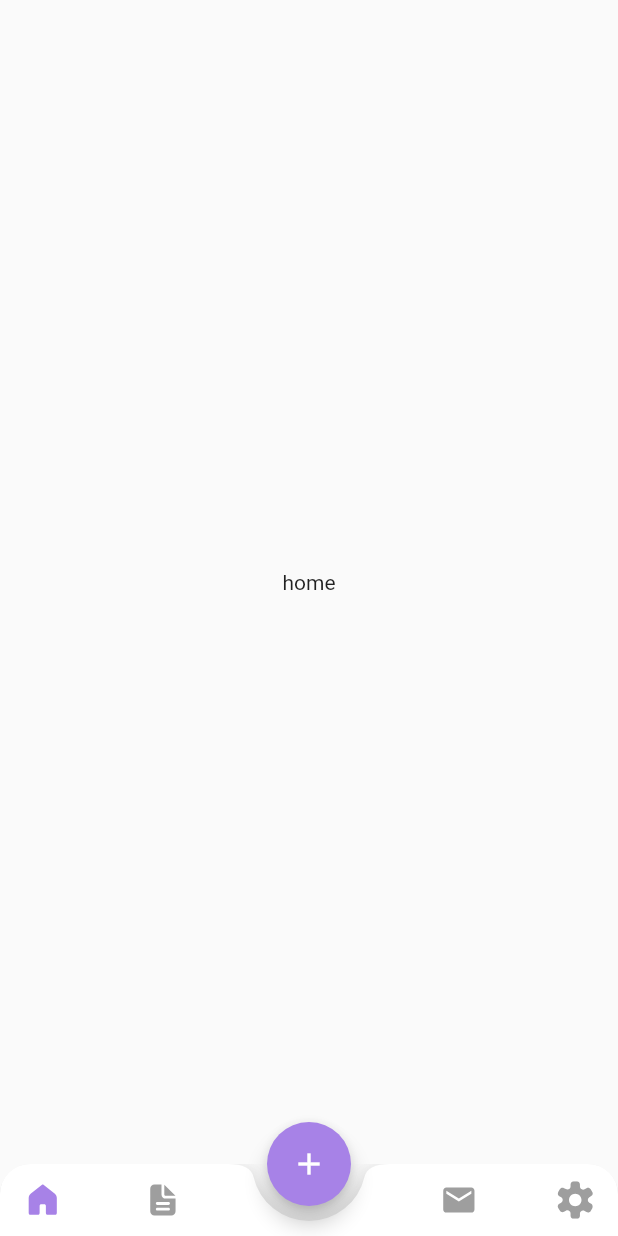
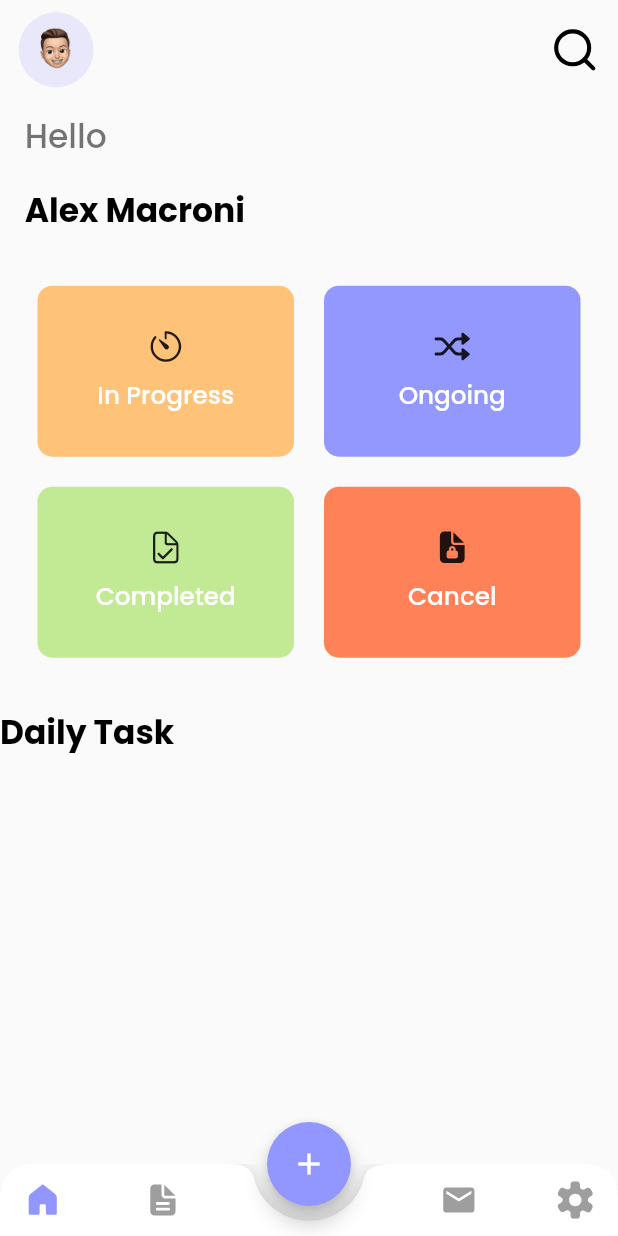
Before and after one commit to favadthottathil/Task-management-UI, a Flutter app: the screen it shows after launch, on a phone screen of 412 x 824 dp. Run offline on Flutter 3.47's test engine with Material 2 defaults, Android fonts, the phone set to English and light mode, and no system bars; our stand-ins replace flutter_svg, google_fonts, ionicons, sizer.

Commit message:
add main page gridview

```diff
--- a/lib/bottom_tab_bar/bottom_tab.dart
+++ b/lib/bottom_tab_bar/bottom_tab.dart
@@ -22,14 +22,12 @@ class FabTabs extends StatefulWidget {
 class _FabTabsState extends State<FabTabs> {
   int currentIndex = 0;
 
-  // screens lists
-
-  // final List pages = [
-  //   const HomePage(),
-  //   const Page2(),
-  //   const Page3(),
-  //   const Page4(),
-  // ];
+  final List pages = [
+    HomePage(),
+    const Page2(),
+    const Page3(),
+    const Page4(),
+  ];
 
   // For Storing per-page State for Navigating One Page To Another
 
@@ -37,13 +35,7 @@ class _FabTabsState extends State<FabTabs> {
 
   @override
   Widget build(BuildContext context) {
-    Widget currentScreen = currentIndex == 0
-        ? const HomePage()
-        : currentIndex == 1
-            ? const Page2()
-            : currentIndex == 2
-                ? const Page3()
-                : const Page4();
+    Widget currentScreen = pages[currentIndex];
 
     return Scaffold(
       body: PageStorage(
@@ -81,7 +73,7 @@ class _FabTabsState extends State<FabTabs> {
                   MaterialButton(
                     onPressed: () {
                       setState(() {
-                        currentScreen = const HomePage();
+                        currentScreen = HomePage();
                         currentIndex = 0;
                       });
                     },
@@ -179,7 +171,7 @@ class _BottomIconsState extends State<BottomIcons> {
     return MaterialButton(
       onPressed: () {
         setState(() {
-          widget.currentScreen = const HomePage();
+          widget.currentScreen = HomePage();
           widget.currentIndex = 0;
         });
       },
--- a/lib/pages/home_page.dart
+++ b/lib/pages/home_page.dart
@@ -1,12 +1,114 @@
+import 'package:flutter/cupertino.dart';
 import 'package:flutter/material.dart';
+import 'package:flutter_svg/flutter_svg.dart';
+import 'package:github_repo_listing_app/style/style.dart';
+import 'package:ionicons/ionicons.dart';
+import 'package:sizer/sizer.dart';
 
 class HomePage extends StatelessWidget {
-  const HomePage({super.key});
+  HomePage({super.key});
+
+  final List numbers = List.generate(4, (index) => "Item $index");
+
+  List gridviewColors = [
+    AppStyle.lightOrange,
+    AppStyle.lightBlue,
+    AppStyle.lightGreen,
+    AppStyle.darkOrage
+  ];
+
+  List gridIcons = [
+    CupertinoIcons.timer,
+    CupertinoIcons.shuffle,
+    CupertinoIcons.doc_checkmark,
+    Ionicons.document_lock,
+  ];
+
+  List gridNames = [
+    'In Progress',
+    'Ongoing',
+    'Completed',
+    'Cancel'
+  ];
 
   @override
   Widget build(BuildContext context) {
-    return const Scaffold(
-      body: Center(child: Text('home')),
+    return Scaffold(
+      body: SafeArea(
+        child: Column(
+          crossAxisAlignment: CrossAxisAlignment.start,
+          children: [
+            SizedBox(height: 1.h),
+            Padding(
+              padding: EdgeInsets.symmetric(horizontal: 3.w),
+              child: Row(
+                mainAxisAlignment: MainAxisAlignment.spaceBetween,
+                children: [
+                  const CircleAvatar(
+                    radius: 25,
+                    backgroundColor: Color(0xFFE9E8FA),
+                    backgroundImage: AssetImage(
+                      AppStyle.avatharImage,
+                    ),
+                  ),
+                  SvgPicture.asset(AppStyle.searchIcon, width: 8.w),
+                ],
+              ),
+            ),
+            SizedBox(height: 2.h),
+            Padding(
+              padding: EdgeInsets.only(left: 2.h),
+              child: Text(
+                'Hello',
+                style: AppStyle.popinsGreyColor16Normal,
+              ),
+            ),
+            SizedBox(height: 2.h),
+            Padding(
+              padding: EdgeInsets.only(left: 2.h),
+              child: Text('Alex Macroni', style: AppStyle.popinsBlackColor16Bold),
+            ),
+            SizedBox(height: 1.h),
+            Flexible(
+              child: GridView.builder(
+                physics: const NeverScrollableScrollPhysics(),
+                shrinkWrap: true,
+                itemCount: 4,
+                padding: const EdgeInsets.all(25),
+                gridDelegate: const SliverGridDelegateWithMaxCrossAxisExtent(
+                  maxCrossAxisExtent: 200,
+                  childAspectRatio: 3 / 2,
+                  crossAxisSpacing: 20,
+                  mainAxisSpacing: 20,
+                ),
+                itemBuilder: (context, index) {
+                  return Container(
+                    height: 100,
+                    width: 60,
+                    decoration: BoxDecoration(
+                      color: gridviewColors[index],
+                      borderRadius: BorderRadius.circular(10),
+                    ),
+                    child: Column(
+                      mainAxisAlignment: MainAxisAlignment.center,
+                      children: [
+                        Icon(gridIcons[index]),
+                        SizedBox(height: 1.h),
+                        Text(
+                          gridNames[index],
+                          style: AppStyle.popinsWhite12Regular,
+                        )
+                      ],
+                    ),
+                  );
+                },
+              ),
+            ),
+            SizedBox(height: 1.h),
+            Text('Daily Task', style: AppStyle.popinsBlackColor16Bold)
+          ],
+        ),
+      ),
     );
   }
 }
--- a/lib/style/style.dart
+++ b/lib/style/style.dart
@@ -1,10 +1,21 @@
 import 'package:flutter/material.dart';
 import 'package:google_fonts/google_fonts.dart';
+import 'package:sizer/sizer.dart';
 
 class AppStyle {
   static const kBlack = Colors.black;
 
-  static const primary = Color.fromARGB(255, 167, 130, 231);
+  static const kWhite = Colors.white;
+
+  static const primary = Color(0xFF9297FF);
+
+  static const lightOrange = Color(0xFFFEC279);
+
+  static const lightBlue = Color(0xFF9398FE);
+
+  static const lightGreen = Color(0xFFC2EA94);
+
+  static const darkOrage = Color(0xFFFF8158);
 
   // Navigation bar Icons
 
@@ -12,9 +23,31 @@ class AppStyle {
 
   static const documentIcon = 'asset/icons/icons8-document (1).svg';
 
+  static const searchIcon = 'asset/icons/8666693_search_icon.svg';
+
   static const mailIcon = 'asset/icons/mail_icon.svg';
 
   static const settingsIcon = 'asset/icons/settings_icon.svg';
+
+  static const avatharImage = 'asset/icons/favad-removebg-preview.png';
+
+  static TextStyle popinsGreyColor16Normal = GoogleFonts.poppins(
+    fontSize: 16.sp,
+    fontWeight: FontWeight.w500,
+    color: Colors.black54,
+  );
+
+  static TextStyle popinsBlackColor16Bold = GoogleFonts.poppins(
+    fontSize: 16.sp,
+    fontWeight: FontWeight.bold,
+    color: kBlack,
+  );
+
+  static TextStyle popinsWhite12Regular = GoogleFonts.poppins(
+    fontSize: 12.sp,
+    fontWeight: FontWeight.w500,
+    color: kWhite,
+  );
 
   static ThemeData? theme = ThemeData(
       textTheme: GoogleFonts.nunitoSansTextTheme().apply(
--- a/pubspec.yaml
+++ b/pubspec.yaml
@@ -28,11 +28,13 @@ environment:
 # the latest version available on pub.dev. To see which dependencies have newer
 # versions available, run `flutter pub outdated`.
 dependencies:
+  circular_profile_avatar: ^2.0.5
   cupertino_icons: ^1.0.2
   flutter:
     sdk: flutter
   flutter_svg: ^2.0.7
   google_fonts: ^5.1.0
+  ionicons: ^0.2.2
   provider: ^6.0.5
   sizer: ^2.0.15
 
```
Also changed, not shown: asset/icons/8666693_search_icon.svg (added), asset/icons/favad-removebg-preview.png (added), pubspec.lock, 1 other file.
